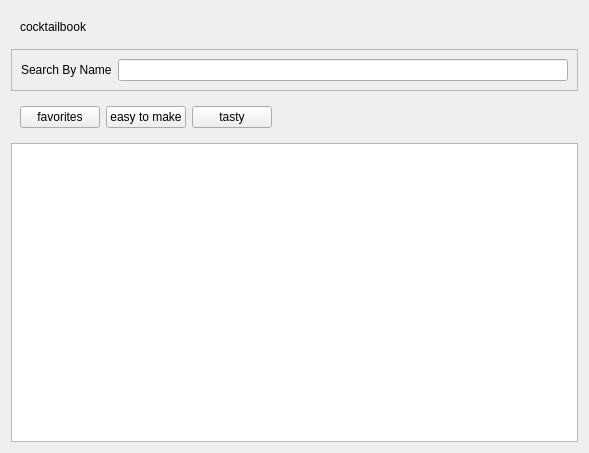
elonadam/WhatCanIMake, file app_gui/cocktail_book_screen.ui: the form before one commit.
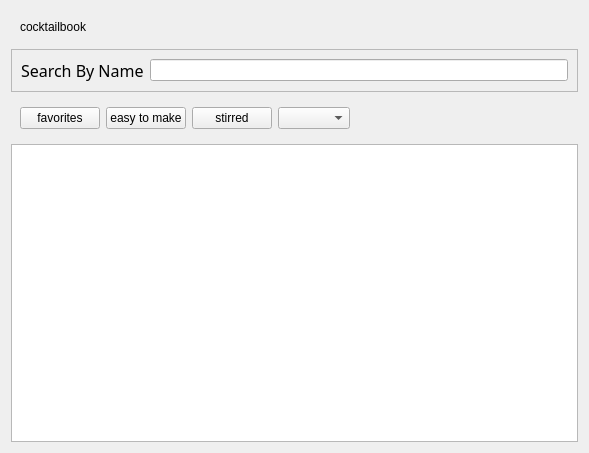
The form after the commit.

```diff
--- a/app_gui/cocktail_book_screen.ui
+++ b/app_gui/cocktail_book_screen.ui
@@ -38,6 +38,12 @@
      <layout class="QHBoxLayout" name="horizontalLayout_2">
       <item>
        <widget class="QLabel" name="label">
+        <property name="font">
+         <font>
+          <family>Levenim MT</family>
+          <pointsize>12</pointsize>
+         </font>
+        </property>
         <property name="text">
          <string>Search By Name</string>
         </property>
@@ -75,13 +81,20 @@
       <item>
        <widget class="QPushButton" name="btn_tasty">
         <property name="text">
-         <string>tasty</string>
+         <string>stirred</string>
         </property>
         <property name="checkable">
          <bool>true</bool>
         </property>
        </widget>
       </item>
+      <item>
+       <widget class="QComboBox" name="combo_flavor">
+        <property name="placeholderText">
+         <string>Flavor</string>
+        </property>
+       </widget>
+      </item>
      </layout>
     </widget>
    </item>
```
Left out of the diff: 2 changed lines with no effect on the pictures.
